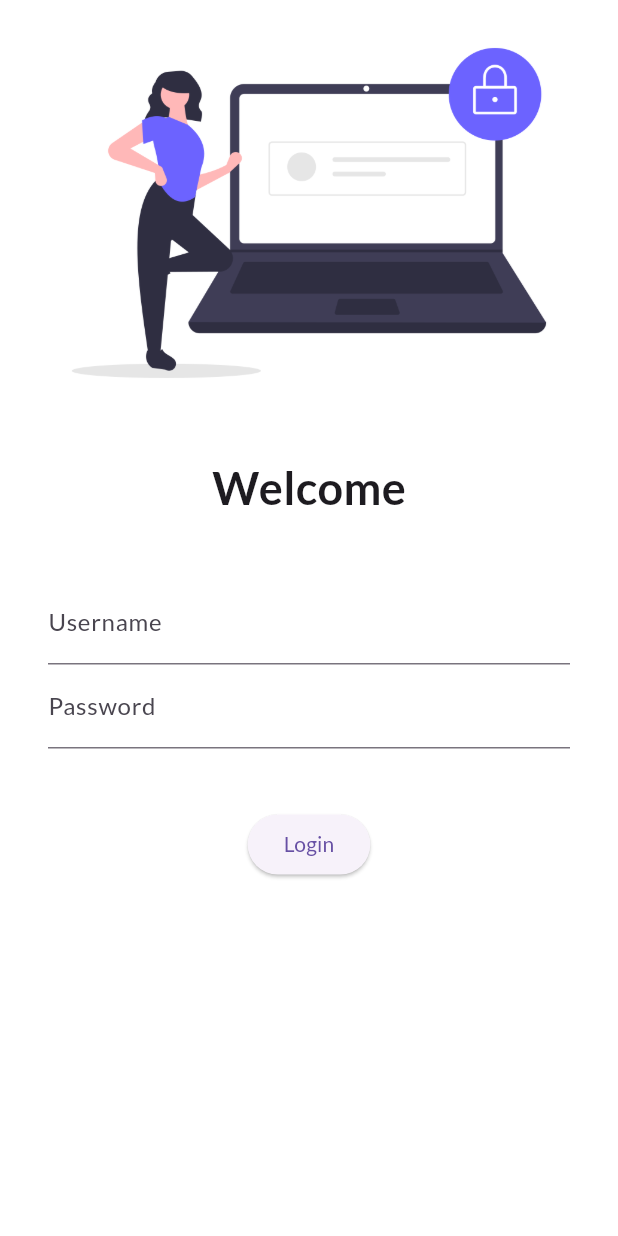
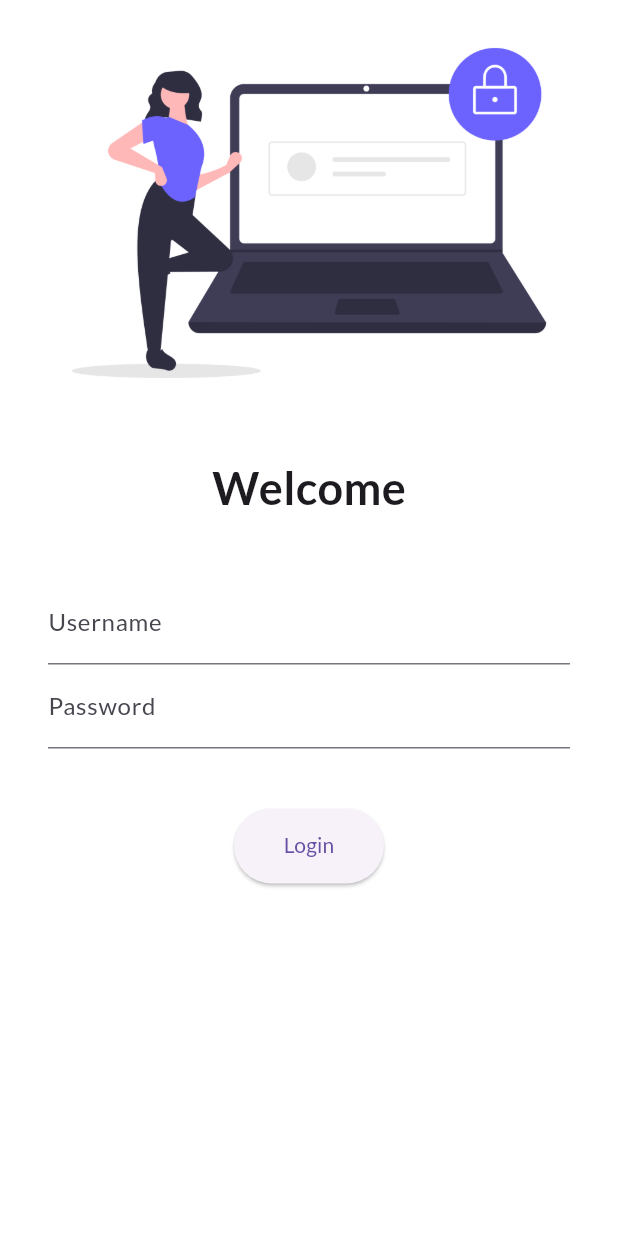
Before and after one commit to AshutoshKandpal02/FlirstFlutterApp, a Flutter app: the screen it shows after launch, on a phone screen of 412 x 824 dp. Run offline on Flutter 3.47's test engine with Material 3 defaults, Android fonts, the phone set to English and light mode, and no system bars; our stand-ins replace google_fonts.

Commit message:
Day 5 Completed

```diff
--- a/lib/Pages/login_page.dart
+++ b/lib/Pages/login_page.dart
@@ -1,30 +1,30 @@
 import 'package:flutter/material.dart';
+import 'package:my_app/utils/routes.dart';
 
 class LoginPage extends StatelessWidget {
-
   @override
   Widget build(BuildContext context) {
     return Material(
         color: Colors.white,
+        child: SingleChildScrollView(
             child: Column(
           children: [
-          Image.asset("assets/login_image.png",
-          fit:BoxFit.cover
+            Image.asset("assets/login_image.png", fit: BoxFit.cover),
+            SizedBox(
+              height: 20.0,
+            ),
+            Text(
+              "Welcome",
+              style: TextStyle(
+                fontSize: 30,
+                fontWeight: FontWeight.bold,
+              ),
             ),
             SizedBox(
               height: 20.0,
             ),
-          Text("Welcome",
-          style: TextStyle(
-            fontSize: 30,
-            fontWeight: FontWeight.bold,
-          ),),
-          SizedBox(
-            height: 20.0,
-          ),
             Padding(
-          padding :
-            const EdgeInsets.symmetric(vertical: 20,horizontal: 32),
+              padding: const EdgeInsets.symmetric(vertical: 20, horizontal: 32),
               child: Column(
                 children: [
                   TextField(
@@ -45,14 +45,15 @@ class LoginPage extends StatelessWidget {
                   ),
                   ElevatedButton(
                     child: Text("Login"),
-            style: TextButton.styleFrom(),
-            onPressed: () {},
+                    style: TextButton.styleFrom(minimumSize: Size(100, 50)),
+                    onPressed: () {
+                      Navigator.pushNamed(context, MyrRoutes.homeRoute);
+                    },
                   )
                 ],
               ),
             ),
           ],
-      )
-      );
+        )));
   }
 }
--- a/lib/main.dart
+++ b/lib/main.dart
@@ -2,6 +2,7 @@ import 'package:flutter/material.dart';
 import 'package:google_fonts/google_fonts.dart';
 import 'package:my_app/Pages/home_page.dart';
 import 'package:my_app/Pages/login_page.dart';
+import 'package:my_app/utils/routes.dart';
 
 void main() {
   runApp(MyApp());
@@ -18,10 +19,11 @@ class MyApp extends StatelessWidget {
       darkTheme: ThemeData(
         brightness: Brightness.dark,
       ),
-
+      initialRoute: "/",
       routes: {
         "/":(context) => LoginPage(),
-        "/login":(context) => LoginPage(),
+        MyrRoutes.homeRoute:(context) => HomePage(),
+        MyrRoutes.loginRoute:(context) => LoginPage(),
       },
     );
   }
--- /dev/null
+++ b/lib/utils/routes.dart
@@ -0,0 +1,4 @@
+class MyrRoutes {
+  static String loginRoute="/login";
+  static String homeRoute="/home";
+}
```
Lines whose indentation alone changed are shown as unchanged.
